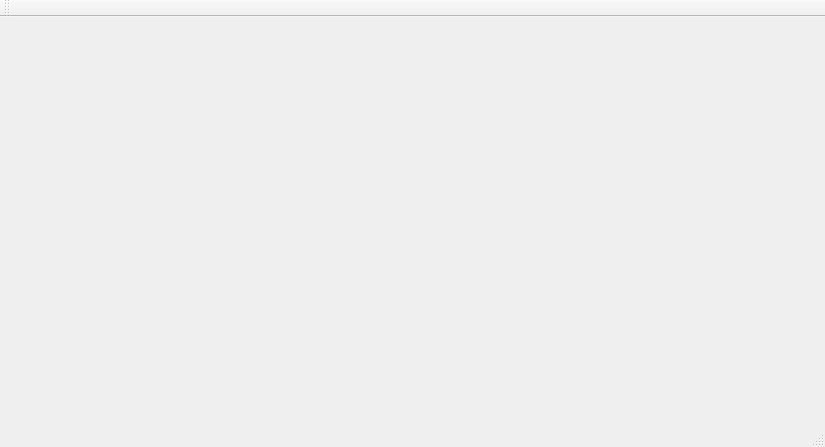
Before: the Qt Designer form mainwindow.ui in czlitony/Taskmaster, drawn with Qt 5.
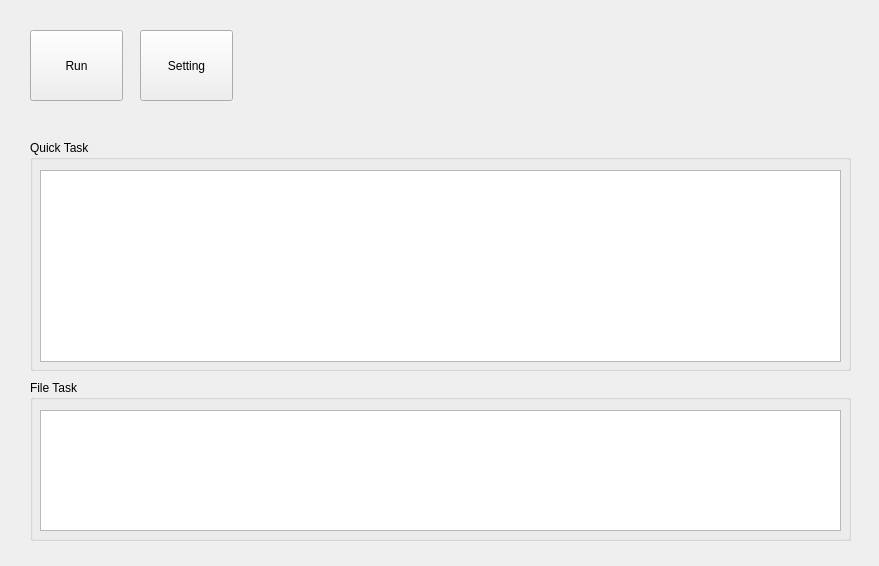
After: the same form once the commit is applied.

Commit message: Basic music setting flow.

```diff
--- a/mainwindow.ui
+++ b/mainwindow.ui
@@ -6,23 +6,96 @@
    <rect>
     <x>0</x>
     <y>0</y>
-    <width>825</width>
-    <height>447</height>
+    <width>879</width>
+    <height>566</height>
    </rect>
   </property>
   <property name="windowTitle">
    <string>MainWindow</string>
   </property>
-  <widget class="QWidget" name="centralWidget"/>
-  <widget class="QToolBar" name="mainToolBar">
-   <attribute name="toolBarArea">
-    <enum>TopToolBarArea</enum>
-   </attribute>
-   <attribute name="toolBarBreak">
-    <bool>false</bool>
-   </attribute>
+  <property name="autoFillBackground">
+   <bool>false</bool>
+  </property>
+  <property name="animated">
+   <bool>true</bool>
+  </property>
+  <property name="tabShape">
+   <enum>QTabWidget::Rounded</enum>
+  </property>
+  <widget class="QWidget" name="centralWidget">
+   <widget class="QPushButton" name="switchButton">
+    <property name="geometry">
+     <rect>
+      <x>30</x>
+      <y>30</y>
+      <width>93</width>
+      <height>71</height>
+     </rect>
+    </property>
+    <property name="text">
+     <string>Run</string>
+    </property>
+   </widget>
+   <widget class="QGroupBox" name="groupBox">
+    <property name="geometry">
+     <rect>
+      <x>30</x>
+      <y>140</y>
+      <width>821</width>
+      <height>231</height>
+     </rect>
+    </property>
+    <property name="title">
+     <string>Quick Task</string>
+    </property>
+    <widget class="QTableView" name="tableView">
+     <property name="geometry">
+      <rect>
+       <x>10</x>
+       <y>30</y>
+       <width>801</width>
+       <height>192</height>
+      </rect>
+     </property>
+    </widget>
+   </widget>
+   <widget class="QGroupBox" name="groupBox_2">
+    <property name="geometry">
+     <rect>
+      <x>30</x>
+      <y>380</y>
+      <width>821</width>
+      <height>161</height>
+     </rect>
+    </property>
+    <property name="title">
+     <string>File Task</string>
+    </property>
+    <widget class="QTableView" name="tableView_2">
+     <property name="geometry">
+      <rect>
+       <x>10</x>
+       <y>30</y>
+       <width>801</width>
+       <height>121</height>
+      </rect>
+     </property>
+    </widget>
+   </widget>
+   <widget class="QPushButton" name="settingButton">
+    <property name="geometry">
+     <rect>
+      <x>140</x>
+      <y>30</y>
+      <width>93</width>
+      <height>71</height>
+     </rect>
+    </property>
+    <property name="text">
+     <string>Setting</string>
+    </property>
+   </widget>
   </widget>
-  <widget class="QStatusBar" name="statusBar"/>
  </widget>
  <layoutdefault spacing="6" margin="11"/>
  <resources/>
```
Left out of the diff: 6 changed lines with no effect on the pictures. The commit also changes 17 other files.
